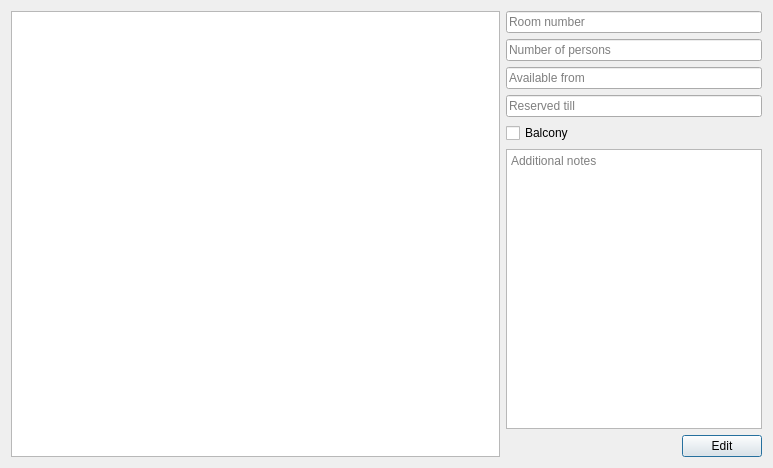
Old version of the form code/qtApp/BrowseWindow.ui in the repository stoptherock1/HSM.
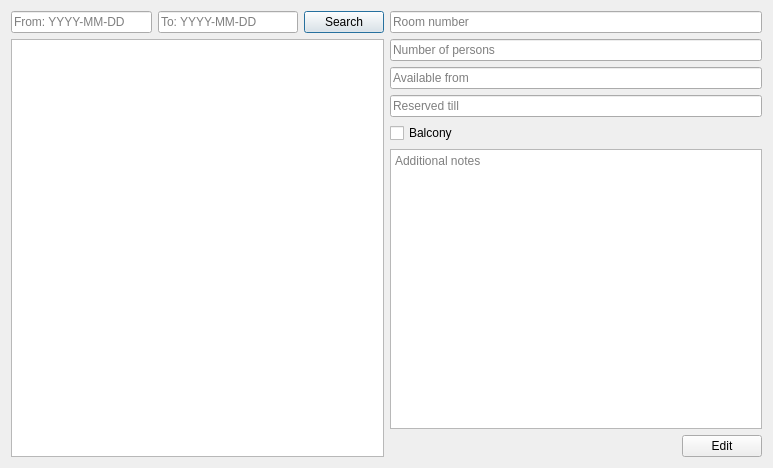
New version of the form.

Commit message: LoggedInUser in window title

```diff
--- a/code/qtApp/BrowseWindow.ui
+++ b/code/qtApp/BrowseWindow.ui
@@ -15,9 +15,38 @@
   </property>
   <layout class="QVBoxLayout" name="verticalLayout">
    <item>
-    <layout class="QHBoxLayout" name="horizontalLayout" stretch="1,0">
+    <layout class="QHBoxLayout" name="horizontalLayout" stretch="0,0">
      <item>
-      <widget class="QTableView" name="tableView"/>
+      <layout class="QVBoxLayout" name="verticalLayout_2">
+       <item>
+        <layout class="QHBoxLayout" name="horizontalLayout_3" stretch="2,2,0">
+         <item>
+          <widget class="QLineEdit" name="availableFrom_lineEdit">
+           <property name="placeholderText">
+            <string>From: YYYY-MM-DD</string>
+           </property>
+          </widget>
+         </item>
+         <item>
+          <widget class="QLineEdit" name="availableTo_lineEdit">
+           <property name="placeholderText">
+            <string>To: YYYY-MM-DD</string>
+           </property>
+          </widget>
+         </item>
+         <item>
+          <widget class="QPushButton" name="pushButton_2">
+           <property name="text">
+            <string>Search</string>
+           </property>
+          </widget>
+         </item>
+        </layout>
+       </item>
+       <item>
+        <widget class="QTableView" name="tableView"/>
+       </item>
+      </layout>
      </item>
      <item>
       <layout class="QGridLayout" name="gridLayout" rowstretch="1,0,0,0,0,0,0">
```
Left out of the diff: 48 changed lines with no effect on the pictures. The commit also changes 3 other files.
